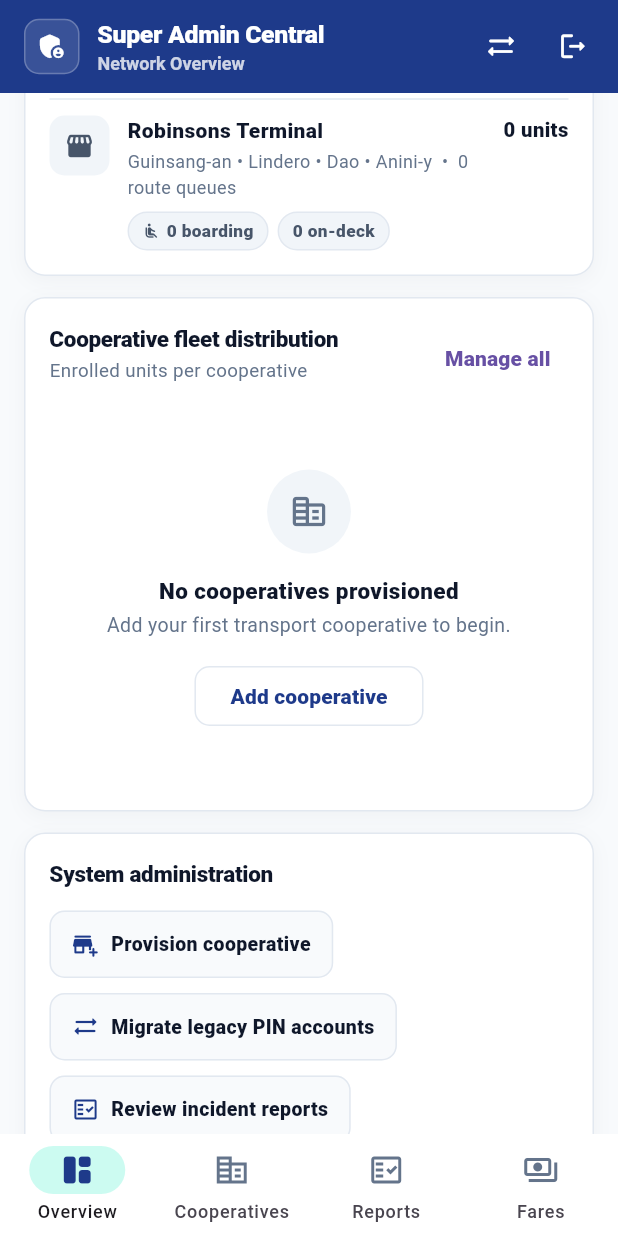
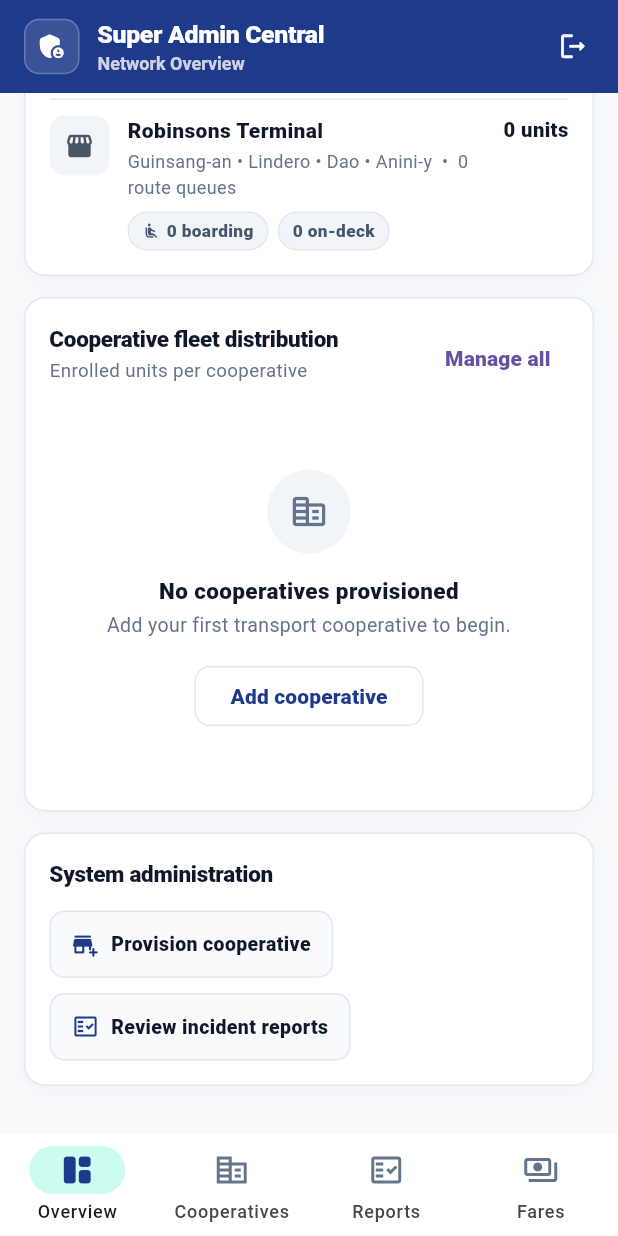
Before and after one commit to fabilaian-prog/puj_dispatch_system, a Flutter app: the SuperAdminDashboardScreen screen opened directly, scrolled down 1020 dp, on a phone screen of 412 x 824 dp. Run offline on Flutter 3.47's test engine with Material 3 defaults, Android fonts, the phone set to English and light mode, and no system bars; our stand-ins replace audioplayers, cloud_firestore, firebase_auth, firebase_core, flutter_map, image_picker and 3 more; missing offline and left inert: google_mlkit_text_recognition, mobile_scanner; accounts and stored records are empty; Roboto replaces fonts that are missing (Segoe UI).

Commit message:
migrate acc button removed

```diff
--- a/lib/views/admin/super_admin_dashboard_screen.dart
+++ b/lib/views/admin/super_admin_dashboard_screen.dart
@@ -821,11 +821,6 @@ class _SuperAdminDashboardScreenState extends State<SuperAdminDashboardScreen>
             Icons.add_business_rounded,
             'Provision cooperative',
             () => _showCreateCoopDialog(context),
-          ),
-          _quickAction(
-            Icons.sync_alt_rounded,
-            'Migrate legacy PIN accounts',
-            _migrateAccounts,
           ),
           _quickAction(
             Icons.fact_check_outlined,
@@ -2811,12 +2806,6 @@ class _SuperAdminDashboardScreenState extends State<SuperAdminDashboardScreen>
       ),
       actions: [
         IconButton(
-          tooltip: 'Migrate accounts to Firebase login',
-          icon: const Icon(Icons.sync_alt_rounded,
-              color: Colors.white, size: 21),
-          onPressed: _migrateAccounts,
-        ),
-        IconButton(
           tooltip: 'Log out',
           icon:
               const Icon(Icons.logout_rounded, color: Colors.white, size: 21),
@@ -2858,22 +2847,6 @@ class _SuperAdminDashboardScreenState extends State<SuperAdminDashboardScreen>
               ],
             ),
           ),
-          OutlinedButton.icon(
-            onPressed: _migrateAccounts,
-            icon: const Icon(Icons.sync_alt_rounded, size: 18),
-            label: const Text(
-              'Migrate accounts',
-              style: TextStyle(fontWeight: FontWeight.w800),
-            ),
-            style: OutlinedButton.styleFrom(
-              foregroundColor: AppColors.primaryNavy,
-              side: const BorderSide(color: AppColors.borderSubtle),
-              padding: const EdgeInsets.symmetric(horizontal: 16, vertical: 14),
-              shape: RoundedRectangleBorder(
-                  borderRadius: BorderRadius.circular(10)),
-            ),
-          ),
-          const SizedBox(width: 10),
           ElevatedButton.icon(
             onPressed: () => _showCreateCoopDialog(context),
             icon: const Icon(Icons.add_business_rounded, size: 18),
```
